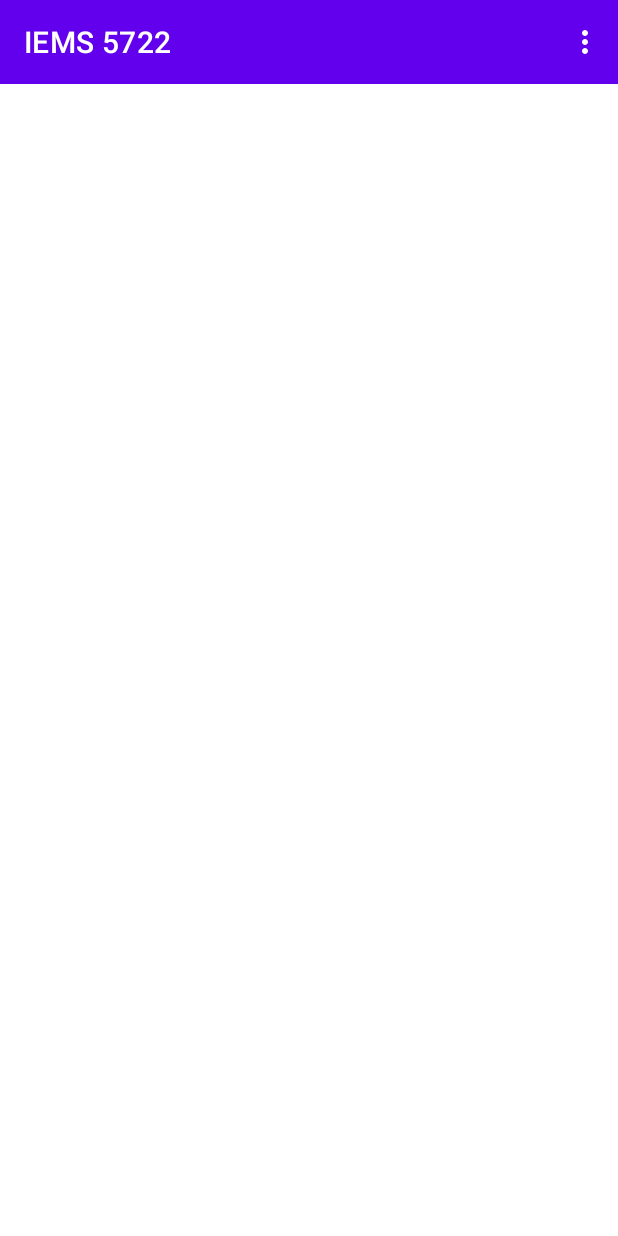
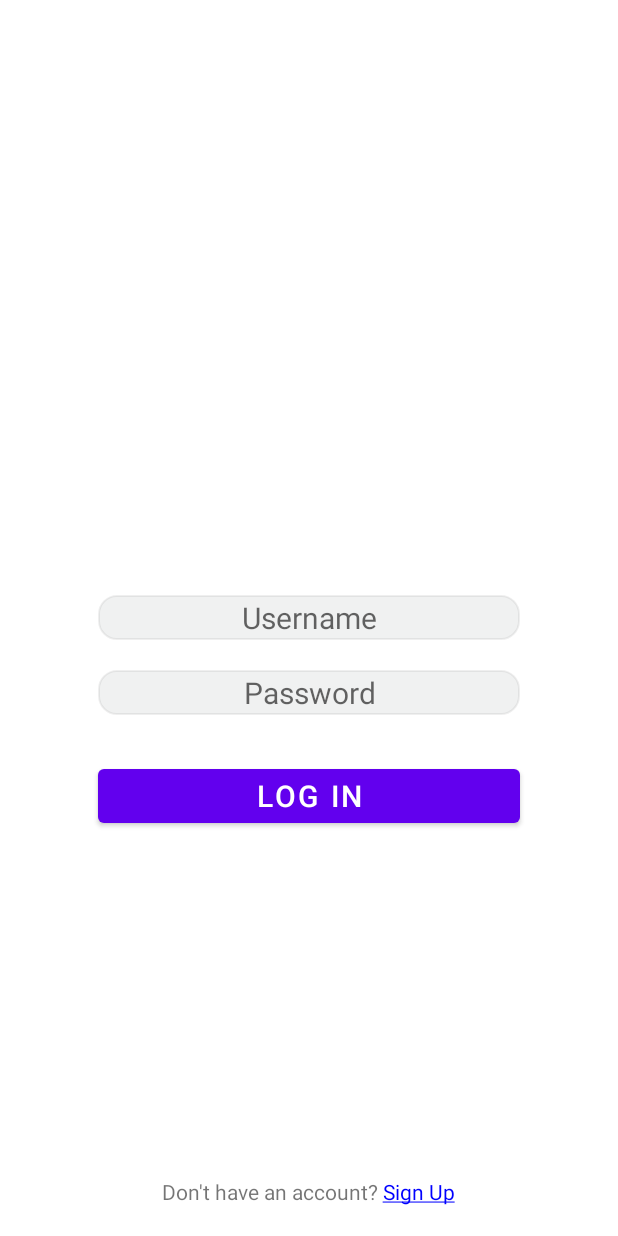
Before and after one commit to IEMS5722Group9/IM-app, an Android app: the screen it shows after launch (MainActivity before the commit, LoginActivity after it), on a phone screen of 412 x 824 dp. Run offline under Robolectric (Android 15) with nearby library versions, the light colour scheme and no system bars.

Commit message:
登陆注册(1)
登录写死
注册的界面
跳转逻辑
next:
重建数据库
服务端getUser等

```diff
--- /dev/null
+++ b/app/src/main/java/hk/edu/cuhk/ie/iems5722/a2_1155149902/LoginActivity.java
@@ -0,0 +1,72 @@
+package hk.edu.cuhk.ie.iems5722.a2_1155149902;
+
+import android.content.Intent;
+import android.graphics.Color;
+import android.os.Bundle;
+
+import com.google.android.material.floatingactionbutton.FloatingActionButton;
+import com.google.android.material.snackbar.Snackbar;
+
+import androidx.appcompat.app.AppCompatActivity;
+import androidx.appcompat.widget.Toolbar;
+
+import android.text.Spannable;
+import android.text.SpannableStringBuilder;
+import android.text.TextUtils;
+import android.text.method.LinkMovementMethod;
+import android.text.style.ClickableSpan;
+import android.text.style.ForegroundColorSpan;
+import android.view.View;
+import android.widget.Button;
+import android.widget.EditText;
+import android.widget.TextView;
+import android.widget.Toast;
+
+public class LoginActivity extends AppCompatActivity {
+
+    @Override
+    protected void onCreate(Bundle savedInstanceState) {
+        super.onCreate(savedInstanceState);
+        setContentView(R.layout.activity_login);
+        Toolbar toolbar = findViewById(R.id.toolbar);
+        setSupportActionBar(toolbar);
+
+        TextView signupTextview = findViewById(R.id.textSignUp);
+        signupTextview.setMovementMethod(LinkMovementMethod.getInstance());
+        signupTextview.setText(getSignupStyle());
+
+        Button loginButton = findViewById(R.id.btn_login);
+        EditText user = findViewById(R.id.user_input);
+        EditText password = findViewById(R.id.password_input);
+        loginButton.setOnClickListener(new View.OnClickListener() {
+            @Override
+            public void onClick(View view) {
+                if (!TextUtils.isEmpty(user.getText()) && !TextUtils.isEmpty(password.getText())) {
+                    if (user.getText().toString().equals("root") && password.getText().toString().equals("admin")) {
+                        Intent intent = new Intent(LoginActivity.this, MainActivity.class);
+//                        Bundle data = new Bundle();
+//                        data.putString("id", );
+                        startActivity(intent);
+                    }
+                }
+            }
+        });
+    }
+
+    private SpannableStringBuilder getSignupStyle() {
+        final SpannableStringBuilder style = new SpannableStringBuilder();
+        style.append("Don't have an account? Sign Up");
+        ClickableSpan clickableSpan = new ClickableSpan() {
+            @Override
+            public void onClick(View widget) {
+//                Toast.makeText(LoginActivity.this, "触发点击事件!", Toast.LENGTH_SHORT).show();
+                Intent intent = new Intent(LoginActivity.this, SignupActivity.class);
+                startActivity(intent);
+            }
+        };
+        style.setSpan(clickableSpan, 23, 30, Spannable.SPAN_EXCLUSIVE_EXCLUSIVE);
+        ForegroundColorSpan foregroundColorSpan = new ForegroundColorSpan(Color.parseColor("#0000FF"));
+        style.setSpan(foregroundColorSpan, 23, 30, Spannable.SPAN_EXCLUSIVE_EXCLUSIVE);
+        return style;
+    }
+}
--- /dev/null
+++ b/app/src/main/res/drawable/input_area.xml
@@ -0,0 +1,13 @@
+<?xml version="1.0" encoding="utf-8"?>
+<shape xmlns:android="http://schemas.android.com/apk/res/android">
+    <size android:height="30dp"/>
+    <solid android:color="#36B9BCBD" />
+    <stroke
+        android:width="1dp"
+        android:color="#10000000" />
+    <corners
+        android:bottomLeftRadius="12dp"
+        android:bottomRightRadius="12dp"
+        android:topLeftRadius="12dp"
+        android:topRightRadius="12dp" />
+</shape>
--- /dev/null
+++ b/app/src/main/res/layout/activity_login.xml
@@ -0,0 +1,59 @@
+<?xml version="1.0" encoding="utf-8"?>
+<RelativeLayout xmlns:android="http://schemas.android.com/apk/res/android"
+    xmlns:app="http://schemas.android.com/apk/res-auto"
+    xmlns:tools="http://schemas.android.com/tools"
+    android:layout_width="match_parent"
+    android:layout_height="match_parent"
+    tools:context=".LoginActivity">
+
+    <EditText
+        android:id="@+id/user_input"
+        android:layout_width="match_parent"
+        android:layout_height="wrap_content"
+        android:layout_centerVertical="true"
+        android:layout_marginLeft="65dp"
+        android:layout_marginRight="65dp"
+        android:height="30dp"
+        android:background="@drawable/input_area"
+        android:ems="10"
+        android:gravity="center"
+        android:hint="@string/tip_account"
+        android:textSize="20sp" />
+
+    <EditText
+        android:id="@+id/password_input"
+        android:layout_width="match_parent"
+        android:layout_height="wrap_content"
+        android:layout_below="@id/user_input"
+        android:layout_marginTop="20dp"
+        android:layout_marginLeft="65dp"
+        android:layout_marginRight="65dp"
+        android:height="30dp"
+        android:background="@drawable/input_area"
+        android:ems="10"
+        android:gravity="center"
+        android:hint="@string/tip_password"
+        android:inputType="textPassword"
+        android:textSize="20sp" />
+
+    <Button
+        android:id="@+id/btn_login"
+        android:layout_width="match_parent"
+        android:layout_height="wrap_content"
+        android:layout_below="@id/password_input"
+        android:layout_marginTop="30dp"
+        android:layout_marginLeft="65dp"
+        android:layout_marginRight="65dp"
+        android:text="@string/login"
+        android:textColor="@color/white"
+        android:textSize="20sp" />
+
+    <TextView
+        android:id="@+id/textSignUp"
+        android:layout_width="wrap_content"
+        android:layout_height="wrap_content"
+        android:layout_alignParentBottom="true"
+        android:layout_centerHorizontal="true"
+        android:layout_marginBottom="20dp" />
+
+</RelativeLayout>
--- /dev/null
+++ b/app/src/main/res/layout/content_login.xml
@@ -0,0 +1,6 @@
+<?xml version="1.0" encoding="utf-8"?>
+<androidx.constraintlayout.widget.ConstraintLayout xmlns:android="http://schemas.android.com/apk/res/android"
+    xmlns:app="http://schemas.android.com/apk/res-auto"
+    android:layout_width="match_parent"
+    android:layout_height="match_parent"
+    app:layout_behavior="@string/appbar_scrolling_view_behavior"></androidx.constraintlayout.widget.ConstraintLayout>
--- a/app/src/main/res/values/strings.xml
+++ b/app/src/main/res/values/strings.xml
@@ -5,5 +5,11 @@
 
     <string name="next">Default Chatroom</string>
     <string name="previous">Previous</string>
+    <string name="title_activity_login">LoginActivity</string>
+
+    <string name="tip_account">Username</string>
+    <string name="tip_password">Password</string>
+    <string name="login">Log In</string>
+    <string name="signup">Sign Up</string>
 
 </resources>
```
Also changed, not shown: app/src/main/AndroidManifest.xml (+13 -9 lines), app/src/main/java/hk/edu/cuhk/ie/iems5722/a2_1155149902/SignupActivity.java (added, +47 -0 lines), app/src/main/res/layout/activity_signup.xml (added, +51 -0 lines), app/src/main/res/drawable/password.png (added), app/src/main/res/drawable/username.png (added), 2 other files.
